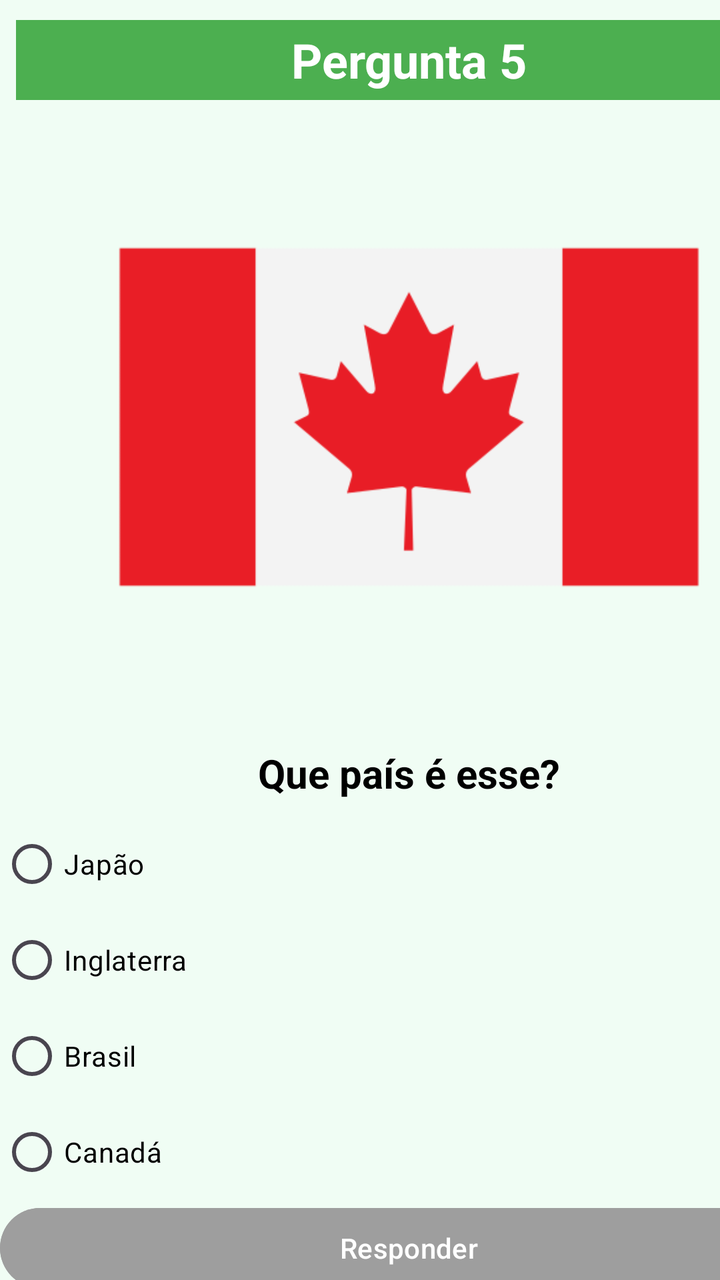
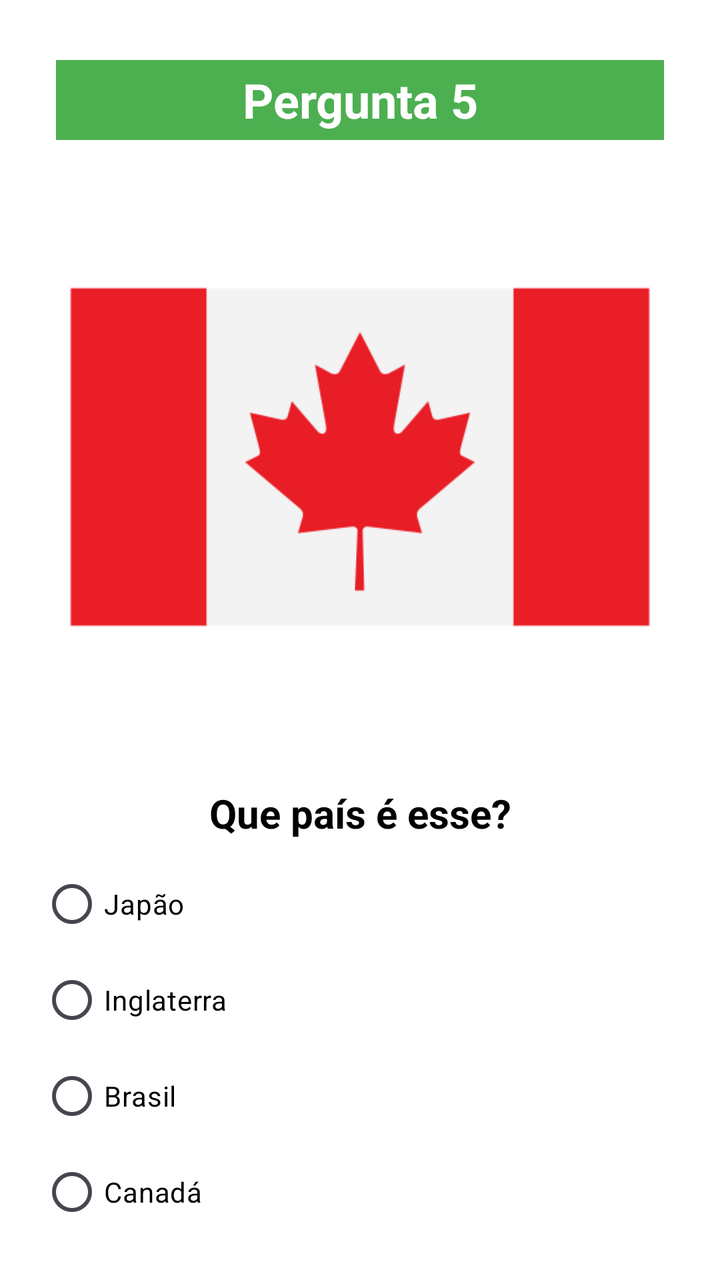

An Android layout rendered at two revisions. The XML below is the earlier revision; the diff shows what the commit changed to produce the second picture.
<!-- AndroidManifest.xml: application theme Theme.QuizBandeiras -->
<!-- res/layout/activity_pergunta5.xml -->
<?xml version="1.0" encoding="utf-8"?>
<androidx.constraintlayout.widget.ConstraintLayout xmlns:android="http://schemas.android.com/apk/res/android"
    xmlns:app="http://schemas.android.com/apk/res-auto"
    xmlns:tools="http://schemas.android.com/tools"
    android:id="@+id/main"
    android:layout_width="match_parent"
    android:layout_height="match_parent"
    android:background="#F0FDF4"
    tools:context=".Pergunta5">

    <LinearLayout
        android:layout_width="409dp"
        android:layout_height="729dp"
        android:orientation="vertical">

        <TextView
            android:id="@+id/textView6"
            android:layout_width="match_parent"
            android:layout_height="40dp"
            android:layout_marginStart="8dp"
            android:layout_marginTop="10dp"
            android:layout_marginEnd="8dp"
            android:background="#4CAF50"
            android:gravity="center"
            android:text="Pergunta 5"
            android:textColor="@android:color/white"
            android:textSize="24sp"
            android:textStyle="bold" />

        <ImageView
            android:id="@+id/imageView2"
            android:layout_width="match_parent"
            android:layout_height="317dp"
            app:srcCompat="@drawable/canada" />

        <TextView
            android:id="@+id/textView2"
            android:layout_width="match_parent"
            android:layout_height="wrap_content"
            android:layout_marginTop="6dp"
            android:layout_marginBottom="8dp"
            android:gravity="center"
            android:text="Que país é esse?"
            android:textColor="@android:color/black"
            android:textSize="20sp"
            android:textStyle="bold" />

        <RadioGroup
            android:id="@+id/rgpAlternativas"
            android:layout_width="match_parent"
            android:layout_height="match_parent">

            <RadioButton
                android:id="@+id/rgbOpcao1"
                android:layout_width="match_parent"
                android:layout_height="wrap_content"
                android:text="Japão "
                android:textColor="#000000"
                android:textColorLink="#000000" />

            <RadioButton
                android:id="@+id/rgbOpcao2"
                android:layout_width="match_parent"
                android:layout_height="wrap_content"
                android:text="Inglaterra"
                android:textColor="#000000"
                android:textColorLink="#000000" />

            <RadioButton
                android:id="@+id/rgbOpcao3"
                android:layout_width="match_parent"
                android:layout_height="wrap_content"
                android:text="Brasil"
                android:textColor="#000000"
                android:textColorLink="#000000" />

            <RadioButton
                android:id="@+id/rgbOpcao4"
                android:layout_width="match_parent"
                android:layout_height="wrap_content"
                android:text="Canadá"
                android:textColor="#000000"
                android:textColorLink="#000000" />

            <Button
                android:id="@+id/btnResponder"
                android:layout_width="match_parent"
                android:layout_height="wrap_content"
                android:backgroundTint="#9E9E9E"
                android:enabled="false"
                android:text="Responder"
                android:textColor="@android:color/white" />
        </RadioGroup>
    </LinearLayout>
</androidx.constraintlayout.widget.ConstraintLayout>
<!-- resources referenced by this layout -->
<resources>
  <!-- drawable canada: png bitmap (drawable, 9076 bytes) -->
  <style name="Theme.QuizBandeiras" parent="Base.Theme.QuizBandeiras" />
  <style name="Base.Theme.QuizBandeiras" parent="Theme.Material3.DayNight.NoActionBar">
          
          
      </style>
</resources>

<!-- the commit's change to res/layout/activity_pergunta5.xml (unified diff, before → after) -->
@@ -9,9 +9,11 @@
     tools:context=".Pergunta5">
 
     <LinearLayout
-        android:layout_width="409dp"
-        android:layout_height="729dp"
-        android:orientation="vertical">
+        android:layout_width="match_parent"
+        android:layout_height="match_parent"
+        android:background="#FFFFFF"
+        android:orientation="vertical"
+        android:padding="20dp">
 
         <TextView
             android:id="@+id/textView6"
